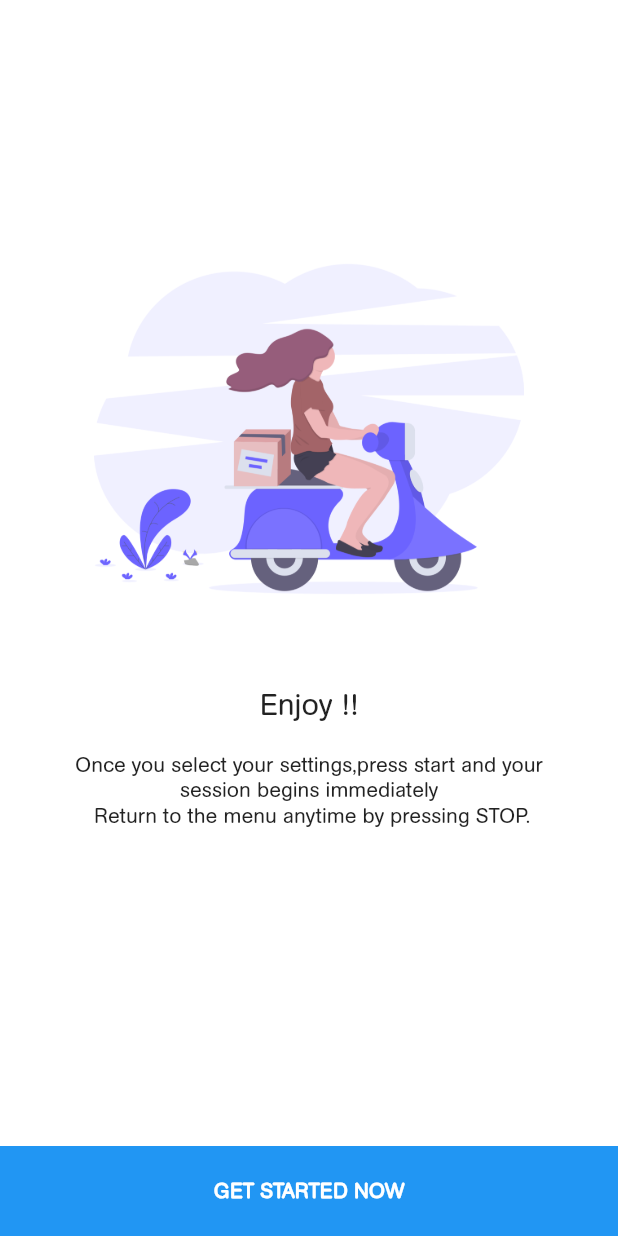
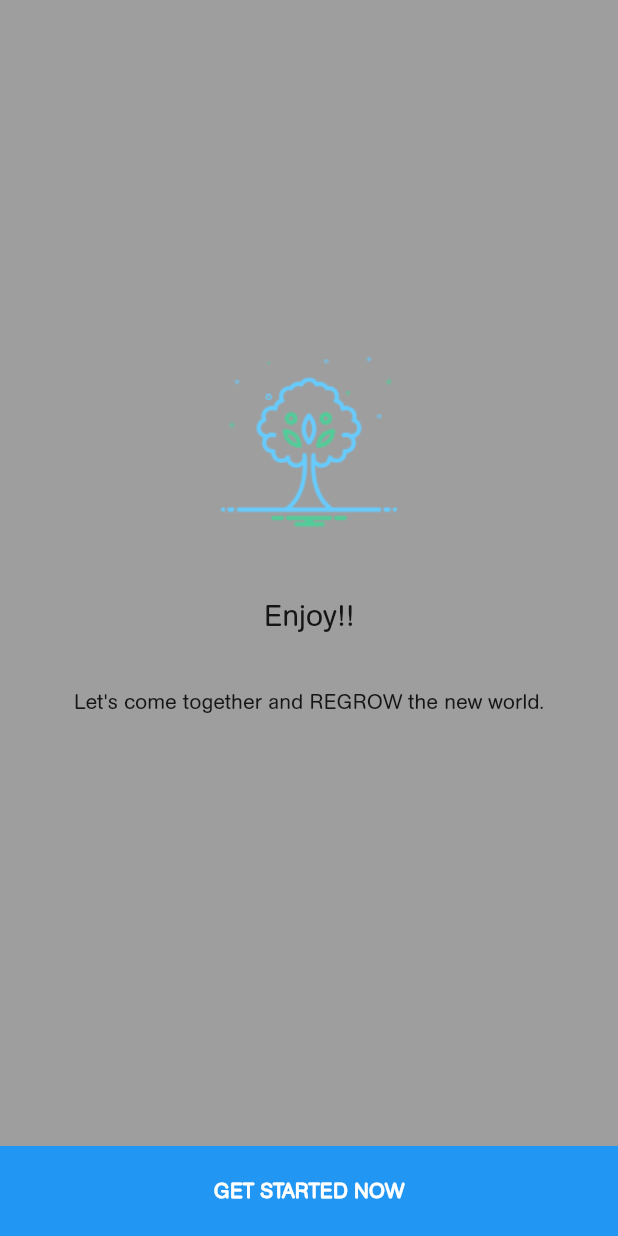
Before and after one commit to Node-Hacks/Regrow, a Flutter app: the screen it shows after launch, after a tap on "SKIP", on a phone screen of 412 x 824 dp. Run offline on Flutter 3.47's test engine with Material 2 defaults, Android fonts, the phone set to English and light mode, and no system bars; our stand-ins replace flutter_switch, geolocator, liquid_progress_indicator, numberpicker, wave.

Commit message:
Intro and SplashScreen final

```diff
--- a/lib/data/data.dart
+++ b/lib/data/data.dart
@@ -38,26 +38,33 @@ List<SliderModel> getSlides() {
 
   //1
   sliderModel.setDesc(
-      "Evolve is a beautifully simple way to to visualize your breathing \n Use Evolve for daily relaxation,mediation or breath training. \n Thank you for downloading Evolve and taking the first step to control+visualize your breathing");
-  sliderModel.setTitle("Tutorial,");
-  sliderModel.setImageAssetPath("assets/orange.png");
+      "\nIn this everchanging world \n We are feeling less and less secure.\n");
+  sliderModel.setTitle("Dangers EveryWhere!");
+  sliderModel.setImageAssetPath('assets/seed.png');
   slides.add(sliderModel);
 
   sliderModel = new SliderModel();
 
   //2
   sliderModel.setDesc(
-      "This area is for your breath cycle settings. \n\n Breathe In | Hold | Breathe Out | Hold \n\n The number values represent seconds and breath holds are optional");
-  sliderModel.setTitle("Breath Cycles");
-  sliderModel.setImageAssetPath("assets/illustration2.jpg");
+      "\nBy locating DANGERS and SAFE ZONES Regrow makes you more secure than ever.\n");
+  sliderModel.setTitle("Feeling Secure!");
+  sliderModel.setImageAssetPath("assets/seed(1).png");
   slides.add(sliderModel);
 
   sliderModel = new SliderModel();
 
   //3
-  sliderModel.setDesc(
-      "Once you select your settings,press start and your session begins immediately \n Return to the menu anytime by pressing STOP.  \n");
-  sliderModel.setTitle("Enjoy !!");
+  sliderModel.setDesc("\nLet's come together and REGROW the new world.\n");
+  sliderModel.setTitle("Enjoy!!");
+  sliderModel.setImageAssetPath("assets/tree.png");
+  slides.add(sliderModel);
+
+  sliderModel = new SliderModel();
+
+  //4
+  sliderModel.setDesc("\nKnow Regrow better.\n");
+  sliderModel.setTitle("Logos");
   sliderModel.setImageAssetPath("assets/illustration3.png");
   slides.add(sliderModel);
 
--- a/lib/intro.dart
+++ b/lib/intro.dart
@@ -20,7 +20,7 @@ class _HomeState extends State<Home> {
       height: isCurrentPage ? 10.0 : 6.0,
       width: isCurrentPage ? 10.0 : 6.0,
       decoration: BoxDecoration(
-        color: isCurrentPage ? Colors.grey : Colors.grey[300],
+        color: isCurrentPage ? Colors.black : Colors.black12,
         borderRadius: BorderRadius.circular(12),
       ),
     );
@@ -41,8 +41,9 @@ class _HomeState extends State<Home> {
           gradient: LinearGradient(
               colors: [const Color(0xff3C8CE7), const Color(0xff00EAFF)])),
       child: Scaffold(
-        backgroundColor: Colors.white,
+        backgroundColor: Colors.grey,
         body: Container(
+          color: Colors.grey,
           height: MediaQuery.of(context).size.height - 100,
           child: PageView(
             controller: controller,
@@ -72,8 +73,10 @@ class _HomeState extends State<Home> {
         ),
         bottomSheet: slideIndex != 2
             ? Container(
-                margin: EdgeInsets.symmetric(vertical: 16),
+                color: Colors.grey,
+                // margin: EdgeInsets.symmetric(vertical: 16),
                 child: Row(
+
                   mainAxisAlignment: MainAxisAlignment.spaceBetween,
                   children: <Widget>[
                     FlatButton(
@@ -147,6 +150,7 @@ class SlideTile extends StatelessWidget {
   @override
   Widget build(BuildContext context) {
     return Container(
+      color: Colors.grey,
       padding: EdgeInsets.symmetric(horizontal: 30),
       alignment: Alignment.center,
       child: Column(
--- a/lib/splashscreen.dart
+++ b/lib/splashscreen.dart
@@ -28,7 +28,7 @@ class _SplashScreenState extends State<SplashScreen> {
           Container(
             decoration: BoxDecoration(
               image: DecorationImage(
-                image: AssetImage("/assets/SplashScreenBackground.png"),
+                image: AssetImage('./assets/SplashScreenBackground(1).jpg'),
                 fit: BoxFit.cover,
               ),
             ),
@@ -49,7 +49,14 @@ class _SplashScreenState extends State<SplashScreen> {
                       Padding(
                         padding: EdgeInsets.all(10),
                       ),
-                      Text.rich(TextSpan(
+                      DecoratedBox(
+                        decoration: BoxDecoration(
+                          color: Colors.white,
+                          border: Border.all(
+                            color: Colors.white,
+                            width: 30,
+                          )),
+                        child: Text.rich(TextSpan(
                             text: "Re",
                             style: TextStyle(
                               color: Color(0xff32522c),
@@ -66,6 +73,7 @@ class _SplashScreenState extends State<SplashScreen> {
                                 ),
                               )
                             ])),
+                      ),
                     ],
                   ),
                 ),
@@ -85,7 +93,7 @@ class _SplashScreenState extends State<SplashScreen> {
                     ),
                     Text(
                       " Simple Resource Locator ",
-                      style: TextStyle(fontSize: 18.0, color: Colors.white),
+                      style: TextStyle(fontSize: 20.0, color: Colors.black, fontWeight: FontWeight.bold),
                     ),
                   ],
                 ),
```
Also changed, not shown: assets/SplashScreenBackground(1).jpg (added), assets/seed(1).png (added), assets/seed.png (added), assets/tree.png (added). Lines whose indentation alone changed are shown as unchanged.
